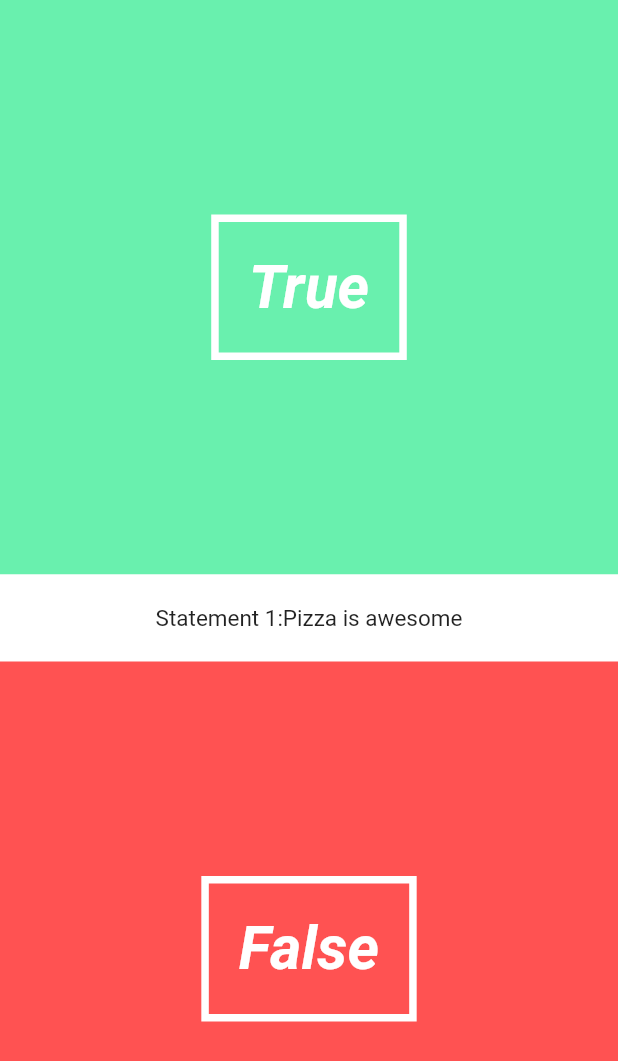
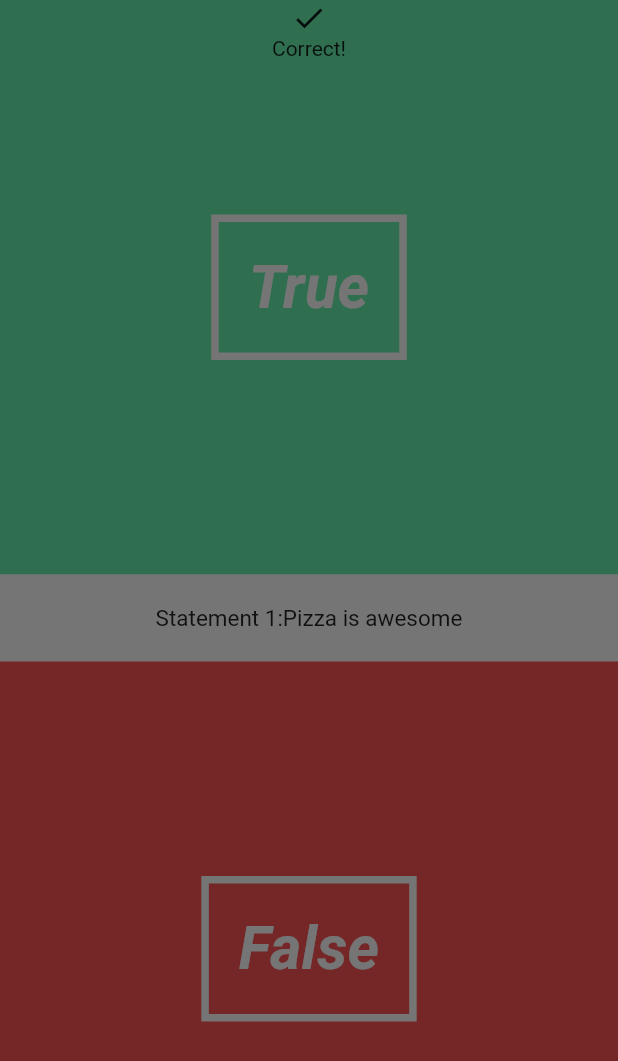
Before and after one commit to kamathshashwath1991/quiz_app, a Flutter app: the screen it shows after launch, on a phone screen of 412 x 824 dp. Shown: the top 1061 px of the screen. Run offline on Flutter 3.47's test engine with Material 2 defaults, Android fonts, the phone set to English and light mode, and no system bars.

Commit message:
OverLay added for correct or wrong answers

```diff
--- a/lib/pages/quiz_page.dart
+++ b/lib/pages/quiz_page.dart
@@ -1,6 +1,7 @@
 import 'package:flutter/material.dart';
 import '../ui/answer_button.dart';
 import '../ui/question_text.dart';
+import '../ui/correct_wrong_overlay.dart';
 
 class QuizPage extends StatefulWidget {
   @override
@@ -11,6 +12,7 @@ class QuizPageState extends State<QuizPage> {
   @override
   Widget build(BuildContext context) {
     return new Stack(
+      fit: StackFit.expand,
       children: <Widget>[
         new Column(
           children: <Widget>[
@@ -18,7 +20,8 @@ class QuizPageState extends State<QuizPage> {
             new QuestionText("Pizza is awesome", 1),
             new AnswerButton(false,() =>print("You pressed false button"))
           ],
-        )
+        ),
+        new CorrectWrongOverlay()
       ],
     );
   }
--- /dev/null
+++ b/lib/ui/correct_wrong_overlay.dart
@@ -0,0 +1,31 @@
+import 'package:flutter/material.dart';
+
+class CorrectWrongOverlay extends StatefulWidget{
+  @override
+  State createState() => new CorrectWrongOverlayState();
+
+}
+
+class CorrectWrongOverlayState extends State<CorrectWrongOverlay>{
+
+  @override
+  Widget build(BuildContext context) {
+    // TODO: implement build
+    return new Material(
+      color: Colors.black54,
+      child: new InkWell(
+        onTap: ()=> print("You tapped overlay"),
+        child: new Column(
+          children: <Widget>[
+            new Container(
+              child: new Icon(Icons.done ),
+            ),
+            new Text("Correct!")
+          ],
+        ),
+      ),
+    );
+  }
+
+
+}
--- a/lib/ui/question_text.dart
+++ b/lib/ui/question_text.dart
@@ -26,7 +26,7 @@ class QuestionTextState extends State<QuestionText> with SingleTickerProviderSta
     super.initState();
 
     _fontSizeAnimationController = new AnimationController(duration: new Duration(milliseconds: 500),vsync: this);
-    _fontSizeAnimation = new CurvedAnimation(parent: _fontSizeAnimationController, curve: Curves.linear);
+    _fontSizeAnimation = new CurvedAnimation(parent: _fontSizeAnimationController, curve: Curves.bounceOut);
     _fontSizeAnimation.addListener(() => this.setState(() {}));
     _fontSizeAnimationController.forward();
     }
```
